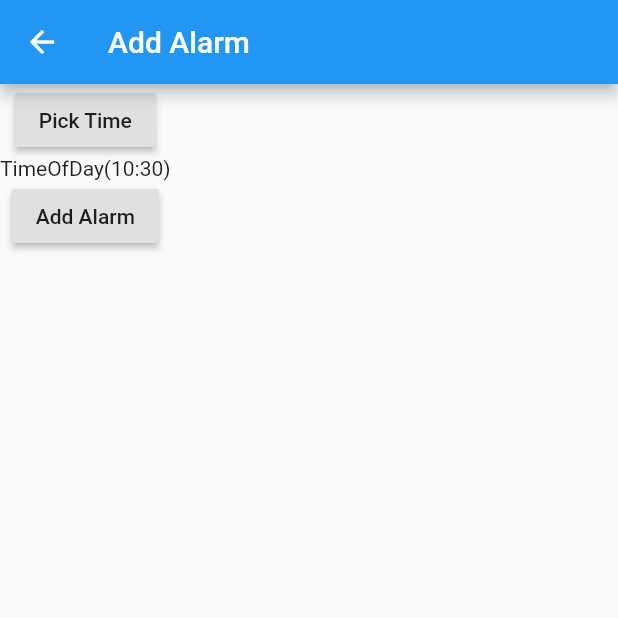
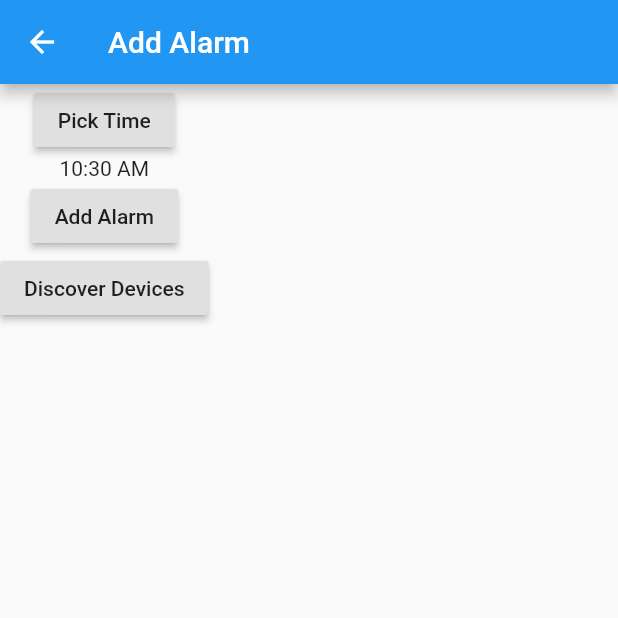
Before and after one commit to kjmtakata/roku_tv_alarm_flutter, a Flutter app: the screen it shows after launch, after a tap on the "add alarm" icon, on a phone screen of 412 x 824 dp, the top half of it. Run offline on Flutter 3.47's test engine with Material 2 defaults, Android fonts, the phone set to English and light mode, and no system bars; our stand-ins replace pull_to_refresh, shared_preferences; missing offline and left inert: android_alarm_manager, upnp.

Commit message:
added basic alarm functionality, device discovery

```diff
--- a/lib/main.dart
+++ b/lib/main.dart
@@ -4,13 +4,10 @@ import 'screens/alarms.dart';
 import 'models/alarms.dart';
 
 void main() {
+  WidgetsFlutterBinding.ensureInitialized();
   runApp(
     ChangeNotifierProvider(
-      create: (context) {
-        AlarmsModel alarmsModel = AlarmsModel();
-        alarmsModel.load();
-        return alarmsModel;
-      },
+      create: (context) => AlarmsModel(),
       child: App(),
     ),
   );
--- a/lib/models/alarm.dart
+++ b/lib/models/alarm.dart
@@ -1,16 +1,17 @@
-import 'dart:convert';
-
 import 'package:flutter/material.dart';
 
 class Alarm {
+  final int id;
   final TimeOfDay time;
 
-  Alarm(this.time);
+  Alarm(this.id, this.time);
 
   Alarm.fromJson(Map<String, dynamic> json)
-    : time = TimeOfDay(hour: json['hour'], minute: json['minute']);
+      : id = json['id'],
+        time = TimeOfDay(hour: json['hour'], minute: json['minute']);
 
   Map<String, dynamic> toJson() => {
+    'id': id,
     'hour': time.hour,
     'minute': time.minute
   };
--- a/lib/models/alarms.dart
+++ b/lib/models/alarms.dart
@@ -6,24 +6,24 @@ import 'package:shared_preferences/shared_preferences.dart';
 import 'alarm.dart';
 
 class AlarmsModel with ChangeNotifier {
-  bool isLoaded = false;
   List<Alarm> alarms = [];
 
   void load() async {
-    if (!this.isLoaded) {
-      SharedPreferences prefs = await SharedPreferences.getInstance();
-      for(String key in prefs.getKeys()) {
-        this.alarms.add(Alarm.fromJson(jsonDecode(prefs.getString(key))));
-      }
-      this.isLoaded = true;
-      notifyListeners();
+    SharedPreferences prefs = await SharedPreferences.getInstance();
+    this.alarms.clear();
+    await prefs.reload();
+    for(String key in prefs.getKeys()) {
+      this.alarms.add(Alarm.fromJson(jsonDecode(prefs.getString(key))));
+      print("alarm: " + key);
     }
+    notifyListeners();
+    print("finished loading");
   }
 
   void add(Alarm alarm) async {
     this.alarms.add(alarm);
     SharedPreferences prefs = await SharedPreferences.getInstance();
-    prefs.setString(alarm.hashCode.toString(), jsonEncode(alarm));
+    prefs.setString(alarm.id.toString(), jsonEncode(alarm));
     notifyListeners();
   }
 
--- a/lib/screens/alarm.dart
+++ b/lib/screens/alarm.dart
@@ -1,9 +1,25 @@
+import 'dart:math';
 import 'package:flutter/material.dart';
 import 'package:provider/provider.dart';
+import 'package:android_alarm_manager/android_alarm_manager.dart';
+import 'package:rokutvalarmflutter/screens/devices.dart';
+import 'package:shared_preferences/shared_preferences.dart';
 import '../models/alarms.dart';
 import '../models/alarm.dart';
 
-class AlarmPage extends StatefulWidget {
+class AlarmPage extends StatelessWidget {
+  @override
+  Widget build(BuildContext context) {
+    return Scaffold(
+      appBar: AppBar(
+        title: Text('Add Alarm'),
+      ),
+      body: AlarmPageForm(),
+    );
+  }
+}
+
+class AlarmPageForm extends StatefulWidget {
 
   @override
   AlarmPageState createState() {
@@ -11,46 +27,69 @@ class AlarmPage extends StatefulWidget {
   }
 }
 
-class AlarmPageState extends State<AlarmPage> {
+class AlarmPageState extends State<AlarmPageForm> {
   final _formKey = GlobalKey<FormState>();
   TimeOfDay alarmTime = TimeOfDay.now();
 
+  // The callback for our alarm
+  static Future<void> alarmCallback(int alarmId) async {
+    print('Alarm fired! alarmId: ' + alarmId.toString());
+    SharedPreferences pref = await SharedPreferences.getInstance();
+    await pref.remove(alarmId.toString());
+  }
+
   Widget build(BuildContext context) {
-    return Scaffold(
-      appBar: AppBar(
-        title: Text('Add Alarm'),
-      ),
-      body: Form(
+    return Form(
       key: _formKey,
       child: Column(
         children: <Widget>[
           RaisedButton(
             child: Text('Pick Time'),
             onPressed: () {
-                Future<TimeOfDay> future = showTimePicker(
+              showTimePicker(
                 context: context,
                 initialTime: alarmTime,
-                );
-                future.then((TimeOfDay timeOfDay) {
+              ).then((TimeOfDay timeOfDay) {
                 setState(() {
                   alarmTime = timeOfDay;
                 });
               });
             },
           ),
-            Text(alarmTime.toString()),
+          Text(alarmTime.format(context)),
           RaisedButton(
             child: Text('Add Alarm'),
             onPressed: () {
+              int alarmId = Random().nextInt(pow(2, 31));
+              DateTime now = DateTime.now();
+              DateTime alarmDateTime = DateTime(now.year, now.month,
+                  now.day, alarmTime.hour, alarmTime.minute);
+              AndroidAlarmManager.oneShotAt(alarmDateTime, alarmId, alarmCallback,
+                  exact: true, wakeup: true).then((success) {
+                if (success) {
                   Provider.of<AlarmsModel>(context, listen: false).add(
-                    new Alarm(alarmTime)
+                    new Alarm(alarmId, alarmTime)
                   );
                   Navigator.pop(context);
+                } else {
+                  Scaffold.of(context).showSnackBar(SnackBar(
+                    content: Text("Alarm could not be set"),
+                  ));
+                }
+              });
             },
-            )
+          ),
+          RaisedButton(
+            child: Text("Discover Devices"),
+            onPressed: () {
+              Navigator.push(
+                context,
+                MaterialPageRoute(builder: (context) => DevicesPage()),
+              );
+            }
+          ),
         ],
       ),
-      )
     );
   }
 }
--- a/lib/screens/alarms.dart
+++ b/lib/screens/alarms.dart
@@ -1,5 +1,7 @@
 import 'package:flutter/material.dart';
 import 'package:provider/provider.dart';
+import 'package:android_alarm_manager/android_alarm_manager.dart';
+import 'package:pull_to_refresh/pull_to_refresh.dart';
 import '../models/alarms.dart';
 import '../models/alarm.dart';
 import 'alarm.dart';
@@ -10,22 +12,31 @@ class AlarmsPage extends StatefulWidget {
 }
 
 class _AlarmsPageState extends State<AlarmsPage> {
+  RefreshController _refreshController =
+    RefreshController(initialRefresh: true);
+
+  @override
+  void initState() {
+    super.initState();
+    AndroidAlarmManager.initialize();
+  }
+
+  void _onRefresh() async{
+    Provider.of<AlarmsModel>(context, listen: false).load();
+    _refreshController.refreshCompleted();
+  }
 
   @override
   Widget build(BuildContext context) {
-    // This method is rerun every time setState is called, for instance as done
-    // by the _incrementCounter method above.
-    //
-    // The Flutter framework has been optimized to make rerunning build methods
-    // fast, so that you can just rebuild anything that needs updating rather
-    // than having to individually change instances of widgets.
     return Scaffold(
       appBar: AppBar(
-        // Here we take the value from the MyHomePage object that was created by
-        // the App.build method, and use it to set our appbar title.
         title: Text('Alarms'),
       ),
-      body: ListView.builder(
+      body: SmartRefresher(
+        enablePullDown: true,
+        controller: _refreshController,
+        onRefresh: _onRefresh,
+        child: ListView.builder(
           itemBuilder: (context, i) {
             AlarmsModel alarms = Provider.of<AlarmsModel>(context);
             if (i < alarms.length()) {
@@ -41,6 +52,7 @@ class _AlarmsPageState extends State<AlarmsPage> {
             }
           },
         ),
+      ),
       floatingActionButton: FloatingActionButton(
         onPressed: () {
           Navigator.push(
@@ -50,7 +62,7 @@ class _AlarmsPageState extends State<AlarmsPage> {
         },
         tooltip: 'Add Alarm',
         child: Icon(Icons.add_alarm),
-      ), // This trailing comma makes auto-formatting nicer for build methods.
+      ),
     );
   }
 }
--- a/pubspec.yaml
+++ b/pubspec.yaml
@@ -25,7 +25,9 @@ dependencies:
     sdk: flutter
   provider: ^4.1.0
   shared_preferences: ^0.5.8
-
+  android_alarm_manager: '>=0.4.5+11 <2.0.0'
+  pull_to_refresh: ^1.6.0
+  upnp: ^2.0.0+1
 
   # The following adds the Cupertino Icons font to your application.
   # Use with the CupertinoIcons class for iOS style icons.
```
Also changed, not shown: lib/screens/devices.dart (added, +53 -0 lines), pubspec.lock, 2 other files. Lines whose indentation alone changed are shown as unchanged.
